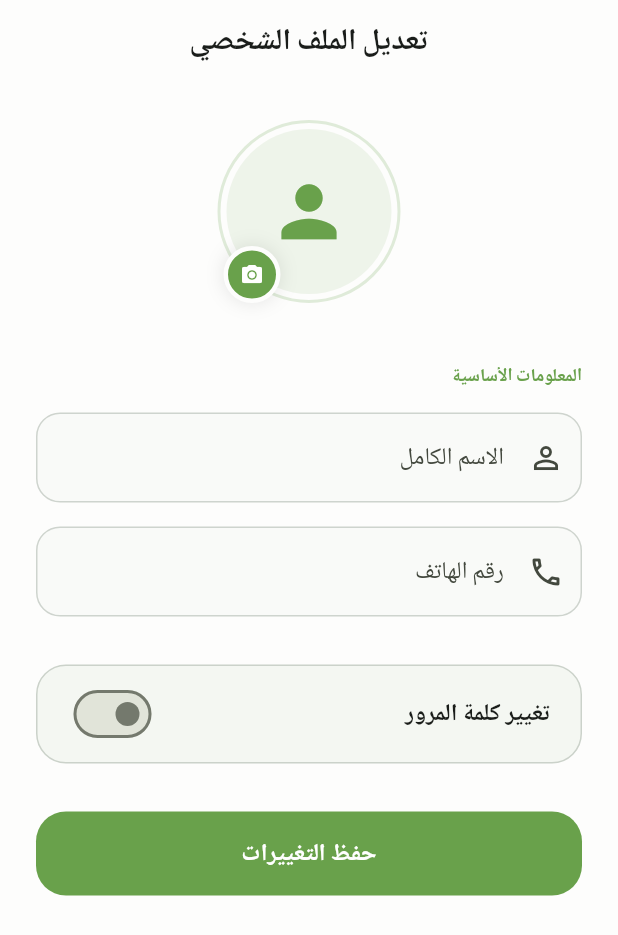
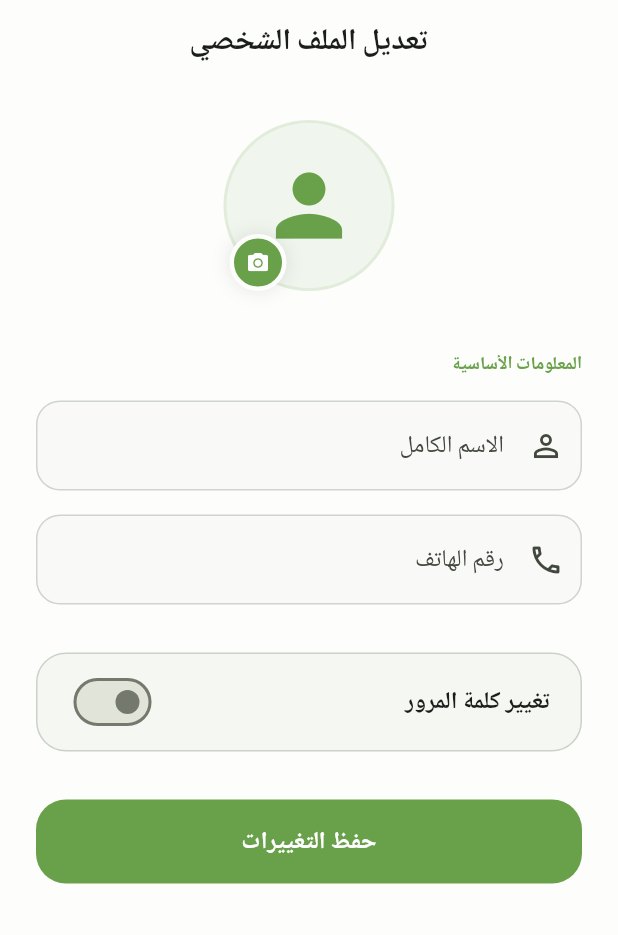
Before and after one commit to engsalah555/smart-farmer, a Flutter app: the EditProfileScreen screen opened by its route, on a phone screen of 412 x 824 dp. Shown: the top 935 px of the screen. Run offline on Flutter 3.47's test engine with Material 3 defaults, Android fonts, the phone set to English and light mode, and no system bars; our stand-ins replace cached_network_image, camera, dio, firebase_core, firebase_database, fl_chart and 16 more; missing offline and left inert: camera_platform_interface, tflite_flutter; accounts and stored records are empty; network calls fail; Roboto replaces fonts that are missing (Cairo); project files that could hold a hidden picture were left out.

Commit message:
feat: implement unified profile and authentication modules with profile and community UI components

```diff
--- a/lib/core/constants.dart
+++ b/lib/core/constants.dart
@@ -10,8 +10,10 @@ class AppConstants {
   static final String ipAddress = dotenv.env['IP_ADDRESS'] ?? '[IP_ADDRESS]';
 
   /// يقرأ عنوان الـ API من ملف .env تلقائياً.
-  static String get apiBaseUrl =>
-      dotenv.env['API_BASE_URL'] ?? 'http://$ipAddress:8000';
+  static String get apiBaseUrl {
+    final url = dotenv.env['API_BASE_URL'] ?? 'http://$ipAddress:8000';
+    return url.endsWith('/') ? url.substring(0, url.length - 1) : url;
+  }
 
   // --- API Endpoints ---
   static const String loginUrl = 'auth/login';
--- a/lib/core/models/user_model.dart
+++ b/lib/core/models/user_model.dart
@@ -7,6 +7,7 @@ class User {
   final String userType; // 'farmer', 'merchant', or 'user'
   final String? phone;
   final String? profileImage;
+  final String? customTitle; // اللقب المخصص (مثل مزارع منتج، وكيل معتمد)
   final bool isVerified;
   final DateTime? createdAt;
 
@@ -17,6 +18,7 @@ class User {
     required this.userType,
     this.phone,
     this.profileImage,
+    this.customTitle,
     this.isVerified = false,
     this.createdAt,
   });
@@ -28,6 +30,8 @@ class User {
   /// هل المستخدم تاجر أو مزارع (بائع)
   bool get isSeller =>
       userType.toLowerCase() == 'seller' ||
+      userType.toLowerCase() == 'admin' ||
+      // التوافق مع البيانات القديمة
       userType.toLowerCase() == 'merchant' ||
       userType.toLowerCase() == 'farmer';
 
@@ -67,9 +71,10 @@ class User {
       name: json['name'] ?? '',
       email: json['email'] ?? '',
       userType:
-          json['user_type'] ?? json['userType'] ?? json['role'] ?? 'farmer',
+          json['user_type'] ?? json['userType'] ?? json['role'] ?? 'user',
       phone: json['phone'],
       profileImage: AppConstants.buildUrl(rawPhoto),
+      customTitle: json['custom_title'] ?? json['customTitle'],
       isVerified:
           json['is_verified'] == 1 ||
           json['is_verified'] == true ||
@@ -90,6 +95,7 @@ class User {
       'userType': userType,
       'phone': phone,
       'profileImage': profileImage,
+      'customTitle': customTitle,
       'isVerified': isVerified,
       'createdAt': createdAt?.toIso8601String(),
     };
@@ -102,6 +108,7 @@ class User {
     String? userType,
     String? phone,
     String? profileImage,
+    String? customTitle,
     bool? isVerified,
     DateTime? createdAt,
   }) {
@@ -112,6 +119,7 @@ class User {
       userType: userType ?? this.userType,
       phone: phone ?? this.phone,
       profileImage: profileImage ?? this.profileImage,
+      customTitle: customTitle ?? this.customTitle,
       isVerified: isVerified ?? this.isVerified,
       createdAt: createdAt ?? this.createdAt,
     );
--- a/lib/core/providers/auth_provider.dart
+++ b/lib/core/providers/auth_provider.dart
@@ -60,7 +60,7 @@ class AuthProvider extends BaseProvider {
 
       // ✅ التحقق من نوع الحساب: إذا حاول الدخول كبائع وهو مستخدم عادي
       if (userType == 'seller' && !user.isSeller) {
-        throw Exception('هذا الحساب لمستخدم عادي');
+        throw Exception('هذا الحساب غير مسجل كبائع. يرجى تسجيل الدخول كمشتري.');
       }
 
       _currentUser = user;
--- /dev/null
+++ b/lib/core/widgets/atoms/unified_profile_avatar.dart
@@ -0,0 +1,95 @@
+import 'dart:io';
+import 'package:flutter/material.dart';
+import '../../theme/app_colors.dart';
+import 'custom_image.dart';
+
+/// A unified avatar component used across the app (Profile, Community, Marketplace)
+/// to maintain a consistent visual identity for user profile pictures and store logos.
+class UnifiedProfileAvatar extends StatelessWidget {
+  final String? imageUrl;
+  final File? localImage;
+  final double radius;
+  final double borderWidth;
+  final Color? borderColor;
+  final IconData placeholderIcon;
+  final bool hasShadow;
+
+  const UnifiedProfileAvatar({
+    super.key,
+    this.imageUrl,
+    this.localImage,
+    this.radius = 50,
+    this.borderWidth = 4,
+    this.borderColor,
+    this.placeholderIcon = Icons.person,
+    this.hasShadow = false,
+  });
+
+  @override
+  Widget build(BuildContext context) {
+    final isDark = Theme.of(context).brightness == Brightness.dark;
+    final effectiveBorderColor = borderColor ?? AppColors.primary.withValues(alpha: 0.2);
+    final totalSize = (radius * 2) + (borderWidth * 2);
+
+    return Container(
+      width: totalSize,
+      height: totalSize,
+      decoration: BoxDecoration(
+        shape: BoxShape.circle,
+        color: isDark ? AppColors.darkCard : Colors.white,
+        border: Border.all(
+          color: effectiveBorderColor,
+          width: borderWidth,
+        ),
+        boxShadow: hasShadow
+            ? [
+                BoxShadow(
+                  color: Colors.black.withValues(alpha: 0.1),
+                  blurRadius: 10,
+                  offset: const Offset(0, 4),
+                ),
+              ]
+            : null,
+      ),
+      child: Center(
+        child: Container(
+          width: radius * 2,
+          height: radius * 2,
+          decoration: BoxDecoration(
+            shape: BoxShape.circle,
+            color: AppColors.primary.withValues(alpha: 0.1),
+          ),
+          child: ClipOval(
+            child: _buildImage(),
+          ),
+        ),
+      ),
+    );
+  }
+
+  Widget _buildImage() {
+    if (localImage != null) {
+      return Image.file(
+        localImage!,
+        fit: BoxFit.cover,
+        width: radius * 2,
+        height: radius * 2,
+      );
+    }
+
+    if (imageUrl != null && imageUrl!.isNotEmpty) {
+      return CustomImage(
+        imageUrl: imageUrl!,
+        fit: BoxFit.cover,
+        width: radius * 2,
+        height: radius * 2,
+      );
+    }
+
+    return Icon(
+      placeholderIcon,
+      size: radius * 1.2,
+      color: AppColors.primary,
+    );
+  }
+}
--- a/lib/features/home/widgets/home_header.dart
+++ b/lib/features/home/widgets/home_header.dart
@@ -30,7 +30,9 @@ class HomeHeader extends StatelessWidget {
 
     String userRole = 'مستخدم';
     if (user != null) {
-      if (user.isSeller) {
+      if (user.customTitle != null && user.customTitle!.isNotEmpty) {
+        userRole = user.customTitle!;
+      } else if (user.isSeller) {
         userRole = 'بائع';
       }
     }
--- a/lib/features/marketplace/providers/marketplace_provider.dart
+++ b/lib/features/marketplace/providers/marketplace_provider.dart
@@ -316,10 +316,11 @@ class MarketplaceProvider extends BaseProvider {
     } else {
       result.addAll([
         {'id': 'seeds', 'label': 'بذور', 'icon': 'eco'},
-        {'id': 'fertilizers', 'label': 'اسمدة', 'icon': 'opacity'},
+        {'id': 'fertilizers', 'label': 'أسمدة', 'icon': 'opacity'},
         {'id': 'pesticides', 'label': 'مبيدات', 'icon': 'bug_report'},
         {'id': 'crops', 'label': 'محاصيل', 'icon': 'grass'},
         {'id': 'tools', 'label': 'معدات', 'icon': 'construction'},
+        {'id': 'nurseries', 'label': 'مشاتل', 'icon': 'yard'},
       ]);
     }
 
--- a/lib/features/profile/screens/edit_profile_screen.dart
+++ b/lib/features/profile/screens/edit_profile_screen.dart
@@ -12,6 +12,7 @@ import '../../marketplace/providers/seller_provider.dart';
 import '../../../core/models/store_model.dart';
 import '../../../core/helpers/image_helper.dart';
 import '../../../core/widgets/fade_in_slide.dart';
+import '../../../core/widgets/atoms/unified_profile_avatar.dart';
 
 class EditProfileScreen extends StatefulWidget {
   const EditProfileScreen({super.key});
@@ -264,39 +265,12 @@ class _EditProfileScreenState extends State<EditProfileScreen> {
                   onTap: _pickImage,
                   child: Stack(
                     children: [
-                      Container(
-                        padding: const EdgeInsets.all(4),
-                        decoration: BoxDecoration(
-                          shape: BoxShape.circle,
-                          border: Border.all(
-                            color: context.primary.withValues(alpha: 0.2),
-                            width: 2,
-                          ),
-                        ),
-                        child: CircleAvatar(
-                          radius: 55,
-                          backgroundColor: context.primary.withValues(
-                            alpha: 0.1,
-                          ),
-                          backgroundImage: _selectedImage != null
-                              ? FileImage(_selectedImage!) as ImageProvider
-                              : (user?.profileImage != null &&
-                                        user!.profileImage!.isNotEmpty
-                                    ? CachedNetworkImageProvider(
-                                        user.profileImage!,
-                                      )
-                                    : null),
-                          child:
-                              _selectedImage == null &&
-                                  (user?.profileImage == null ||
-                                      user!.profileImage!.isEmpty)
-                              ? Icon(
-                                  Icons.person,
-                                  size: 55,
-                                  color: context.primary,
-                                )
-                              : null,
-                        ),
+                      UnifiedProfileAvatar(
+                        imageUrl: user?.profileImage,
+                        localImage: _selectedImage,
+                        radius: 55,
+                        borderWidth: 2,
+                        hasShadow: false,
                       ),
                       Positioned(
                         bottom: 0,
```
Also changed, not shown: lib/features/community/widgets/post/post_header.dart (+6 -31 lines), lib/features/marketplace/widgets/unified_store_card.dart (+35 -38 lines), lib/features/profile/widgets/profile_widgets.dart (+6 -25 lines).
